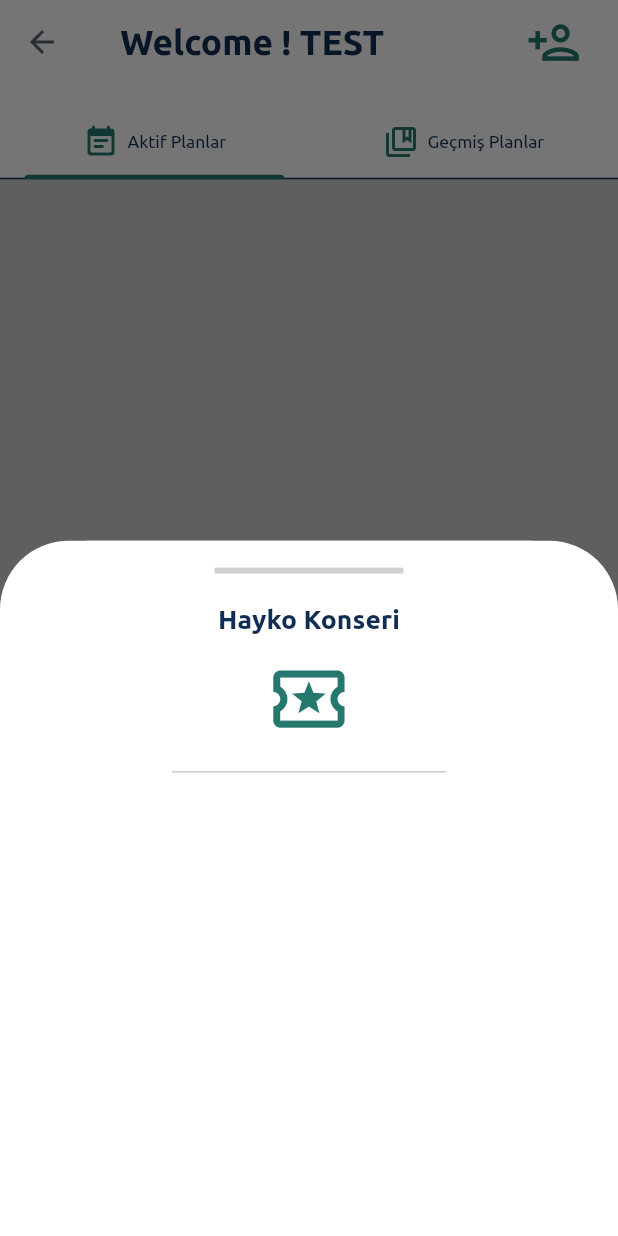
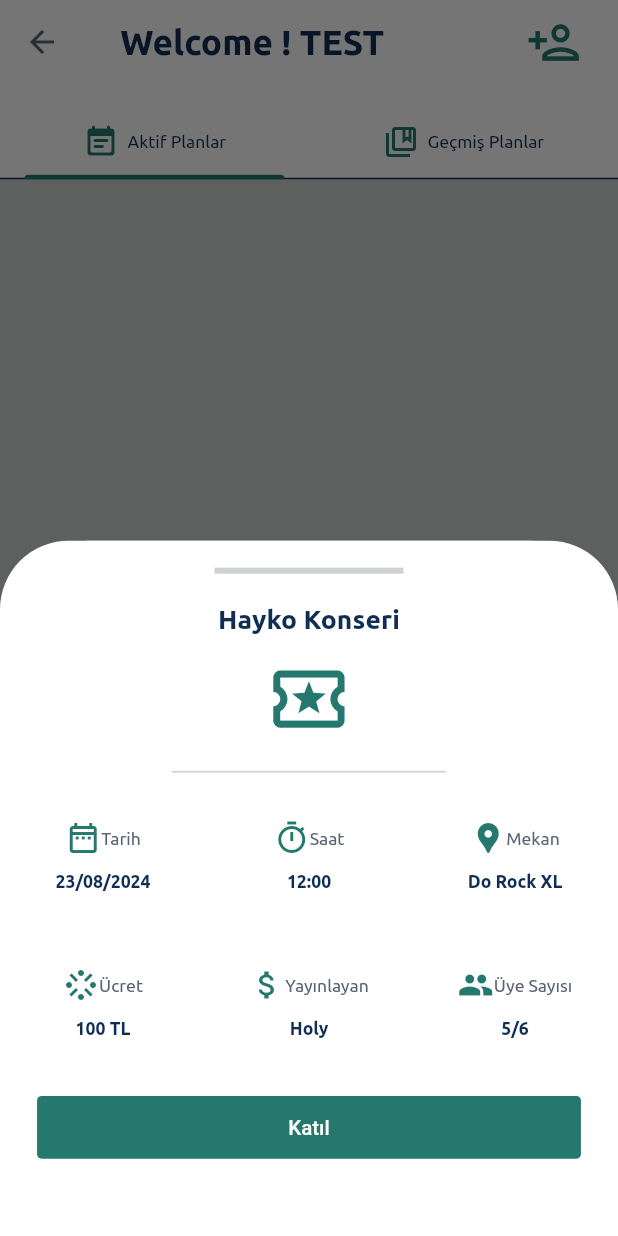
Before and after one commit to kutsaltekbas/planla_app, a Flutter app: the MainView screen opened by its route, after a tap on the "person add" icon, on a phone screen of 412 x 824 dp. Run offline on Flutter 3.47's test engine with Material 3 defaults, Android fonts, the phone set to English and light mode, and no system bars; our stand-ins replace auto_route, easy_localization, firebase_core, flutter_dotenv, flutter_mobx, flutter_screenutil and 2 more; accounts and stored records are empty; generated files the repository leaves out were written again; statements that could not run were skipped; project files that could hold a hidden picture were left out.

Commit message:
bottom sheet ui completed

```diff
--- /dev/null
+++ b/lib/modules/plan/main/model/plan_details_widget_model.dart
@@ -0,0 +1,47 @@
+import 'package:flutter/material.dart';
+
+class PlanDetailWidgetModel {
+  final String date;
+  final String time;
+  final String location;
+  final String price;
+  final String owner;
+  final String memberSize;
+
+  final List<String> dataList = [];
+  final List<String> titleList = [
+    "Tarih",
+    "Saat",
+    "Mekan",
+    "Ücret",
+    "Yayınlayan",
+    "Üye Sayısı"
+  ];
+
+  final List<IconData> iconList = [
+    Icons.date_range_outlined,
+    Icons.timer_outlined,
+    Icons.location_pin,
+    Icons.stream,
+    Icons.attach_money_outlined,
+    Icons.group,
+  ];
+
+  PlanDetailWidgetModel({
+    required this.date,
+    required this.time,
+    required this.location,
+    required this.price,
+    required this.owner,
+    required this.memberSize,
+  }) {
+    dataList.addAll([
+      date,
+      time,
+      location,
+      price,
+      owner,
+      memberSize,
+    ]);
+  }
+}
--- a/lib/modules/plan/main/view/main_view.dart
+++ b/lib/modules/plan/main/view/main_view.dart
@@ -78,6 +78,69 @@ class MainView extends StatelessWidget {
                                     indent: 100.w,
                                     endIndent: 100.w,
                                   ),
+                                  GridView.builder(
+                                    padding: EdgeInsets.zero,
+                                    shrinkWrap: true,
+                                    itemCount:
+                                        viewmodel.planDetails.dataList.length,
+                                    gridDelegate:
+                                        const SliverGridDelegateWithFixedCrossAxisCount(
+                                            childAspectRatio: 1.4,
+                                            crossAxisCount: 3),
+                                    itemBuilder: (context, index) {
+                                      return SizedBox(
+                                        child: Column(
+                                          mainAxisAlignment:
+                                              MainAxisAlignment.center,
+                                          children: [
+                                            Row(
+                                              mainAxisAlignment:
+                                                  MainAxisAlignment.center,
+                                              children: [
+                                                Icon(
+                                                  viewmodel.planDetails
+                                                      .iconList[index],
+                                                  color: context
+                                                      .colorScheme.background,
+                                                ),
+                                                customSpacer(10),
+                                                Text(
+                                                  viewmodel.planDetails
+                                                      .titleList[index],
+                                                  style: context
+                                                      .textTheme.labelSmall!
+                                                      .copyWith(
+                                                          color: context
+                                                              .colorScheme
+                                                              .onSurface),
+                                                )
+                                              ],
+                                            ),
+                                            customSpacer(7),
+                                            Text(
+                                              viewmodel
+                                                  .planDetails.dataList[index],
+                                              style: context
+                                                  .textTheme.labelSmall!
+                                                  .copyWith(
+                                                      fontWeight:
+                                                          FontWeight.bold),
+                                            ),
+                                          ],
+                                        ),
+                                      );
+                                    },
+                                  ),
+                                  customSpacer(10),
+                                  Container(
+                                    padding: context.paddingHorizontal3,
+                                    width: context.width,
+                                    height: 35.h,
+                                    child: ElevatedButton(
+                                      onPressed: () {},
+                                      child: Text("Katıl"),
+                                    ),
+                                  )
                                 ],
                               ),
                             );
--- a/lib/modules/plan/main/view_model/main_view_model.dart
+++ b/lib/modules/plan/main/view_model/main_view_model.dart
@@ -1,4 +1,5 @@
 import 'package:flutter/material.dart';
+import 'package:planla_app/modules/plan/main/model/plan_details_widget_model.dart';
 import '../../../../core/base/model/base_view_model.dart';
 import 'package:mobx/mobx.dart';
 part 'main_view_model.g.dart';
@@ -6,6 +7,16 @@ part 'main_view_model.g.dart';
 class MainViewModel = _MainViewModelBase with _$MainViewModel;
 
 abstract class _MainViewModelBase with Store, BaseViewModel {
+  //fixme with service data
+  PlanDetailWidgetModel planDetails = PlanDetailWidgetModel(
+    date: "23/08/2024",
+    time: "12:00",
+    location: "Do Rock XL",
+    price: "100 TL",
+    owner: "Holy",
+    memberSize: "5/6",
+  );
+
   @observable
   bool isLoading = false;
 
```
